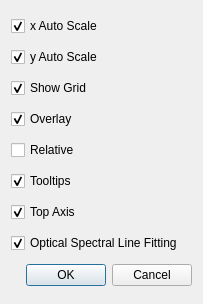
This is code/display/implement/QtPlotter/QtProfilePrefsGUI.ui in radio-astro/casa as Qt 5 draws it before an edit. The edited form follows.
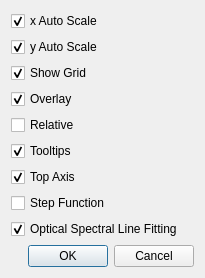
This is the edited form.

Commit message: Added the ability to display the profile plot in the viewer as a step function.

What changed in the file:
```diff
--- a/code/display/implement/QtPlotter/QtProfilePrefsGUI.ui
+++ b/code/display/implement/QtPlotter/QtProfilePrefsGUI.ui
@@ -6,8 +6,8 @@
    <rect>
     <x>0</x>
     <y>0</y>
-    <width>203</width>
-    <height>304</height>
+    <width>205</width>
+    <height>251</height>
    </rect>
   </property>
   <property name="windowTitle">
@@ -81,6 +81,13 @@
      </property>
     </widget>
    </item>
+   <item>
+    <widget class="QCheckBox" name="stepFunctionCheckBox">
+     <property name="text">
+      <string>Step Function</string>
+     </property>
+    </widget>
+   </item>
    <item>
     <widget class="QCheckBox" name="opticalSpecFitCheckBox">
      <property name="text">
```
The commit also changes 6 other files.
